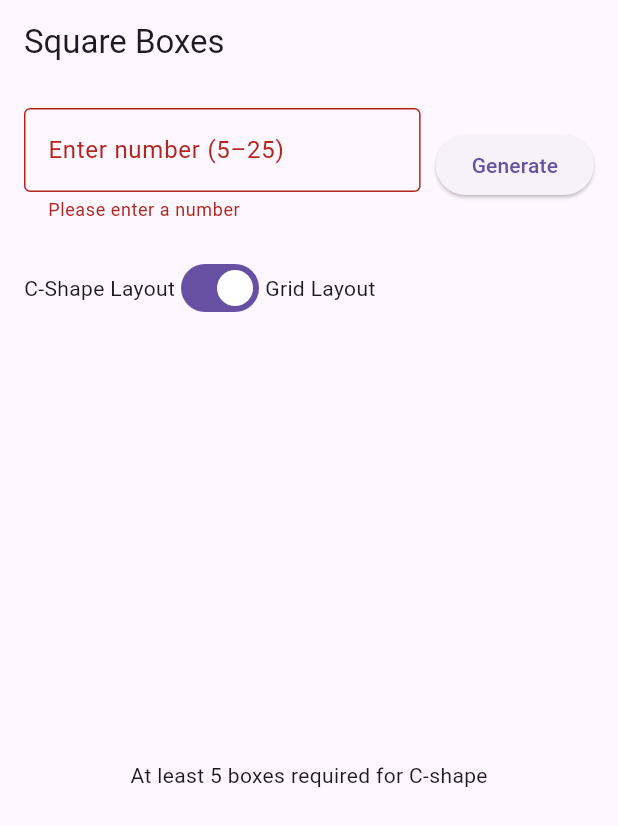
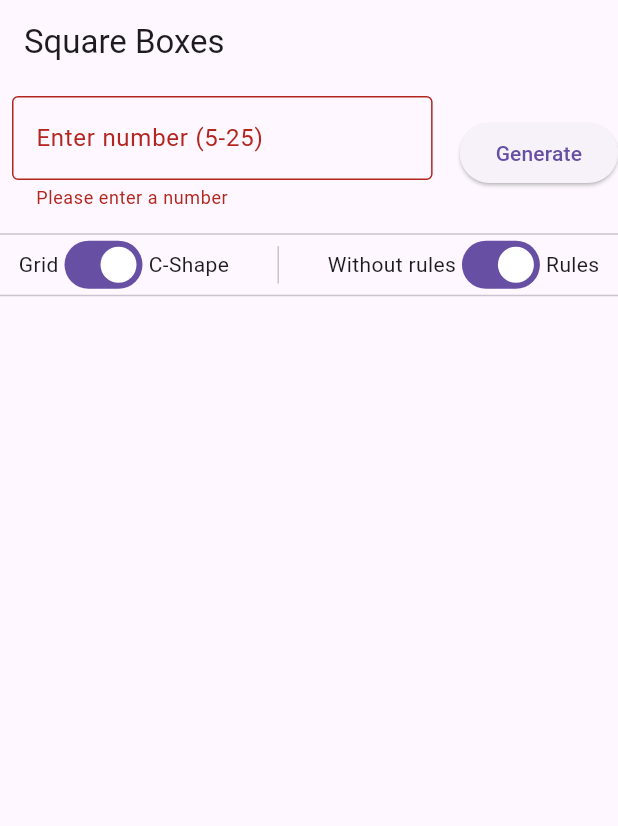
Before and after one commit to PrabhansuTiw/aeria, a Flutter app: the screen it shows after launch, after a tap on "Generate", on a phone screen of 412 x 824 dp. Shown: the top 826 px of the screen. Run offline on Flutter 3.47's test engine with Material 3 defaults, Android fonts, the phone set to English and light mode, and no system bars; our stand-ins replace bloc, equatable, flutter_bloc.

Commit message:
Updates - 1. Full width cover 2. Dynamic box sizes 3. Validation switch, to check the fearure ability beyond the limit.

```diff
--- /dev/null
+++ b/devtools_options.yaml
@@ -0,0 +1,3 @@
+description: This file stores settings for Dart & Flutter DevTools.
+documentation: https://docs.flutter.dev/tools/devtools/extensions#configure-extension-enablement-states
+extensions:
--- a/lib/features/box_creation/presenation/box_creation_page.dart
+++ b/lib/features/box_creation/presenation/box_creation_page.dart
@@ -4,6 +4,7 @@ import 'package:aeria/features/box_creation/presenation/widgets/box_widget.dart'
 import 'package:aeria/features/box_creation/presenation/widgets/c_shape_builder.dart';
 import 'package:aeria/features/box_creation/presenation/widgets/layout_switch.dart';
 import 'package:aeria/features/box_creation/presenation/widgets/number_input_field.dart';
+import 'package:aeria/features/box_creation/presenation/widgets/validation_switch.dart';
 import 'package:flutter/material.dart';
 import 'package:flutter_bloc/flutter_bloc.dart';
 
@@ -30,6 +31,7 @@ class _BoxCreationViewState extends State<_BoxCreationView> {
   final _numberFormKey = GlobalKey<FormState>();
   final _countController = TextEditingController();
   bool _isCShape = true;
+  bool _validation = true;
 
   @override
   void dispose() {
@@ -50,45 +52,63 @@ class _BoxCreationViewState extends State<_BoxCreationView> {
 
     return Scaffold(
       appBar: AppBar(title: const Text('Square Boxes')),
-      body: Padding(
-        padding: const EdgeInsets.all(16),
+      body: SingleChildScrollView(
+        child: SizedBox(
+          height: MediaQuery.of(context).size.height,
           child: Column(
+            mainAxisSize: MainAxisSize.max,
             children: [
               NumberInputField(
+                validated: _validation,
                 formKey: _numberFormKey,
                 controller: _countController,
                 onSubmitted: (_) => _onGeneratePressed(cubit),
                 onGenerate: () => _onGeneratePressed(cubit),
               ),
 
-            const SizedBox(height: 20),
-
+              Divider(),
+              SizedBox(
+                height: 25,
+                child: Row(
+                  mainAxisAlignment: MainAxisAlignment.spaceAround,
+                  children: [
                     LayoutSwitch(
                       isCShape: _isCShape,
                       onToggle: (v) => setState(() => _isCShape = v),
                     ),
-
-            const SizedBox(height: 10),
-
+                    VerticalDivider(),
+                    ValidationSwitch(
+                      validationNeeded: _validation,
+                      onValidate: (v) => setState(() => _validation = v),
+                    ),
+                  ],
+                ),
+              ),
+              Divider(),
               Expanded(
                 child: BlocBuilder<BoxCreationCubit, BoxCreationState>(
                   builder: (context, state) {
-                  return Center(
-                    child:
-                        _isCShape
+                    return LayoutBuilder(
+                      builder: (context, constraints) {
+                        final maxWidth = constraints.maxWidth;
+                        return _isCShape
                             ? CShapeBuilder(
                               state: state,
+                              maxWidth: maxWidth,
                               onBoxTap: cubit.toggleColor,
                             )
                             : GridBuilder(
                               state: state,
+                              // maxWidth: maxWidth,
                               onBoxTap: cubit.toggleColor,
-                            ),
+                            );
+                      },
                     );
                   },
                 ),
               ),
             ],
+          ),
         ),
       ),
     );
--- a/lib/features/box_creation/presenation/cubit/box_creation_cubit.dart
+++ b/lib/features/box_creation/presenation/cubit/box_creation_cubit.dart
@@ -5,10 +5,6 @@ class BoxCreationCubit extends Cubit<BoxCreationState> {
   BoxCreationCubit() : super(BoxCreationState.initial());
 
   void setBoxCount(int count) {
-    if (count < 5 || count > 25) {
-      emit(state.copyWith(error: 'Enter number between 5 and 25'));
-      return;
-    }
     emit(
       BoxCreationState(
         count: count,
--- a/lib/features/box_creation/presenation/widgets/box_widget.dart
+++ b/lib/features/box_creation/presenation/widgets/box_widget.dart
@@ -19,11 +19,12 @@ class BoxWidget extends StatelessWidget {
       child: Container(
         width: size.width,
         height: size.height,
-        margin: const EdgeInsets.all(4),
+        margin: const EdgeInsets.all(2.5),
         decoration: BoxDecoration(
           color: isGreen ? Colors.green : Colors.red,
           borderRadius: BorderRadius.circular(6),
         ),
+        // child: Text("$size"),
       ),
     );
   }
--- a/lib/features/box_creation/presenation/widgets/c_shape_builder.dart
+++ b/lib/features/box_creation/presenation/widgets/c_shape_builder.dart
@@ -1,27 +1,38 @@
+import 'dart:developer';
+
 import 'package:aeria/features/box_creation/presenation/cubit/box_creation_state.dart';
 import 'package:aeria/features/box_creation/presenation/widgets/box_widget.dart';
 import 'package:flutter/material.dart';
 
 class CShapeBuilder extends StatelessWidget {
-  const CShapeBuilder({super.key, required this.state, required this.onBoxTap});
+  const CShapeBuilder({
+    super.key,
+    required this.state,
+    required this.onBoxTap,
+    required this.maxWidth,
+  });
 
   final BoxCreationState state;
+  final double maxWidth;
   final void Function(int) onBoxTap;
 
   @override
   Widget build(BuildContext context) {
     final n = state.count;
-    if (n < 5) {
-      return const Text('At least 5 boxes required for C-shape');
-    }
-
+    double size = 50;
     final top = (n / 3).ceil();
     final bottom = top;
     final side = n - top - bottom;
+    final gap = 5.0;
+    final tottalGap = gap * (top);
+    size = (maxWidth - tottalGap) / top;
+    log("$maxWidth,$size");
+
     int idx = 0;
 
     List<Widget> rows = [];
 
+    if (size > 1) {
       // Top row
       rows.add(
         Row(
@@ -30,7 +41,7 @@ class CShapeBuilder extends StatelessWidget {
             return BoxWidget(
               isGreen: state.colors[idx],
               onTap: () => onBoxTap(idx++),
-            size: Size.square(50),
+              size: Size.square(size.toDouble()),
             );
           }),
         ),
@@ -45,7 +56,7 @@ class CShapeBuilder extends StatelessWidget {
               BoxWidget(
                 isGreen: state.colors[idx],
                 onTap: () => onBoxTap(idx),
-              size: Size.square(50),
+                size: Size.square(size.toDouble()),
               ),
             ],
           ),
@@ -59,15 +70,24 @@ class CShapeBuilder extends StatelessWidget {
           mainAxisSize: MainAxisSize.min,
           children: List.generate(bottom, (_) {
             return BoxWidget(
-            size: Size.square(50),
+              size: Size.square(size.toDouble()),
               isGreen: state.colors[idx],
               onTap: () => onBoxTap(idx++),
             );
           }),
         ),
       );
-
-    return Column(
+    }
+    return size < 1
+        ? Column(
+          children: [
+            Text(
+              "Box size is not big enough to display -> $size",
+              style: TextStyle(color: Colors.red),
+            ),
+          ],
+        )
+        : Column(
           mainAxisSize: MainAxisSize.min,
           crossAxisAlignment: CrossAxisAlignment.start,
           children: rows,
--- a/lib/features/box_creation/presenation/widgets/layout_switch.dart
+++ b/lib/features/box_creation/presenation/widgets/layout_switch.dart
@@ -13,10 +13,11 @@ class LayoutSwitch extends StatelessWidget {
   @override
   Widget build(BuildContext context) {
     return Row(
+      mainAxisSize: MainAxisSize.min,
       children: [
-        const Text('C-Shape Layout'),
+        const Text('Grid'),
         Switch(value: isCShape, onChanged: onToggle),
-        const Text('Grid Layout'),
+        const Text('C-Shape'),
       ],
     );
   }
--- a/lib/features/box_creation/presenation/widgets/number_input_field.dart
+++ b/lib/features/box_creation/presenation/widgets/number_input_field.dart
@@ -7,8 +7,10 @@ class NumberInputField extends StatelessWidget {
     required this.controller,
     required this.onSubmitted,
     required this.onGenerate,
+    required this.validated,
   });
 
+  final bool validated;
   final GlobalKey<FormState> formKey;
   final TextEditingController controller;
   final ValueChanged<String> onSubmitted;
@@ -21,15 +23,20 @@ class NumberInputField extends StatelessWidget {
       child: Row(
         children: [
           Expanded(
-            child: TextFormField(
-              controller: controller,
-              keyboardType: TextInputType.number,
-              decoration: const InputDecoration(
-                labelText: 'Enter number (5–25)',
-                border: OutlineInputBorder(),
+            child: Padding(
+              padding: const EdgeInsets.all(8.0),
+              child: TextFormField(
+                controller: controller,
+                keyboardType: TextInputType.number,
+                decoration: InputDecoration(
+                  labelText:
+                      validated ? 'Enter number (5-25)' : "Enter a number",
+                  border: OutlineInputBorder(),
+                ),
+                // validator: _validateCount,
+                onFieldSubmitted: onSubmitted,
+                validator: validated ? _validateCount : null,
               ),
-              validator: _validateCount,
-              onFieldSubmitted: onSubmitted,
             ),
           ),
           const SizedBox(width: 10),
--- /dev/null
+++ b/lib/features/box_creation/presenation/widgets/validation_switch.dart
@@ -0,0 +1,24 @@
+import 'package:flutter/material.dart';
+
+class ValidationSwitch extends StatelessWidget {
+  const ValidationSwitch({
+    super.key,
+    required this.validationNeeded,
+    required this.onValidate,
+  });
+
+  final bool validationNeeded;
+  final ValueChanged<bool> onValidate;
+
+  @override
+  Widget build(BuildContext context) {
+    return Row(
+      mainAxisSize: MainAxisSize.min,
+      children: [
+        const Text('Without rules'),
+        Switch(value: validationNeeded, onChanged: onValidate),
+        const Text('Rules'),
+      ],
+    );
+  }
+}
```
Lines whose indentation alone changed are shown as unchanged.
